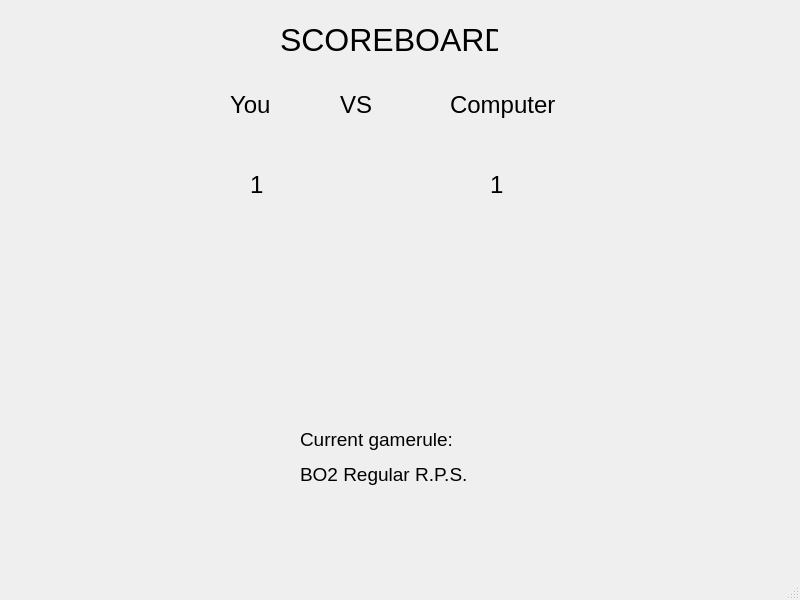
The window that UI/scoreboard_ui.ui (Scrubs-64/rps-robot) describes before a commit, drawn with Qt 5.
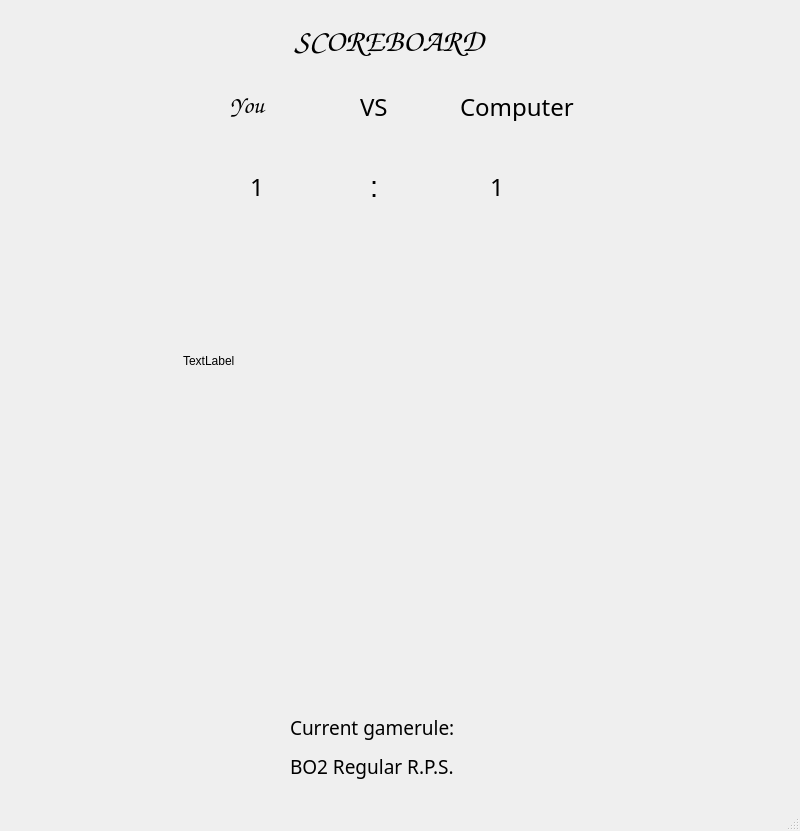
The same window after the commit. Icons and pictures are not drawn.

Commit message: Added camera feed to UI

```diff
--- a/UI/scoreboard_ui.ui
+++ b/UI/scoreboard_ui.ui
@@ -7,12 +7,15 @@
     <x>0</x>
     <y>0</y>
     <width>800</width>
-    <height>600</height>
+    <height>831</height>
    </rect>
   </property>
   <property name="windowTitle">
    <string>MainWindow</string>
   </property>
+  <property name="tabShape">
+   <enum>QTabWidget::TabShape::Rounded</enum>
+  </property>
   <widget class="QWidget" name="centralwidget">
    <widget class="QLabel" name="title">
     <property name="geometry">
@@ -24,7 +27,7 @@
      </rect>
     </property>
     <property name="text">
-     <string>&lt;html&gt;&lt;head/&gt;&lt;body&gt;&lt;p&gt;&lt;span style=&quot; font-size:24pt;&quot;&gt;SCOREBOARD&lt;/span&gt;&lt;/p&gt;&lt;/body&gt;&lt;/html&gt;</string>
+     <string>&lt;html&gt;&lt;head/&gt;&lt;body&gt;&lt;p&gt;&lt;span style=&quot; font-size:24pt; font-family:comic sans ms;&quot;&gt;SCOREBOARD&lt;/span&gt;&lt;/p&gt;&lt;/body&gt;&lt;/html&gt;</string>
     </property>
     <property name="alignment">
      <set>Qt::AlignmentFlag::AlignCenter</set>
@@ -40,33 +43,33 @@
      </rect>
     </property>
     <property name="text">
-     <string>&lt;html&gt;&lt;head/&gt;&lt;body&gt;&lt;p&gt;&lt;span style=&quot; font-size:18pt;&quot;&gt;You&lt;/span&gt;&lt;/p&gt;&lt;/body&gt;&lt;/html&gt;</string>
+     <string>&lt;html&gt;&lt;head/&gt;&lt;body&gt;&lt;p&gt;&lt;span style=&quot; font-size:18pt;font-family: comic sans ms;&quot;&gt;You&lt;/span&gt;&lt;/p&gt;&lt;/body&gt;&lt;/html&gt;</string>
     </property>
    </widget>
    <widget class="QLabel" name="you_2">
     <property name="geometry">
      <rect>
-      <x>340</x>
+      <x>360</x>
       <y>90</y>
       <width>91</width>
       <height>31</height>
      </rect>
     </property>
     <property name="text">
-     <string>&lt;html&gt;&lt;head/&gt;&lt;body&gt;&lt;p&gt;&lt;span style=&quot; font-size:18pt;&quot;&gt;VS&lt;/span&gt;&lt;/p&gt;&lt;/body&gt;&lt;/html&gt;</string>
+     <string>&lt;html&gt;&lt;head/&gt;&lt;body&gt;&lt;p&gt;&lt;span style=&quot; font-size:18pt;font-family: Pixel, sans-serif;&quot;&gt;VS&lt;/span&gt;&lt;/p&gt;&lt;/body&gt;&lt;/html&gt;</string>
     </property>
    </widget>
    <widget class="QLabel" name="you_3">
     <property name="geometry">
      <rect>
-      <x>450</x>
+      <x>460</x>
       <y>90</y>
       <width>116</width>
       <height>31</height>
      </rect>
     </property>
     <property name="text">
-     <string>&lt;html&gt;&lt;head/&gt;&lt;body&gt;&lt;p&gt;&lt;span style=&quot; font-size:18pt;&quot;&gt;Computer&lt;/span&gt;&lt;/p&gt;&lt;/body&gt;&lt;/html&gt;</string>
+     <string>&lt;html&gt;&lt;head/&gt;&lt;body&gt;&lt;p&gt;&lt;span style=&quot; font-size:18pt;font-family:Share Tech Mono;&quot;&gt;Computer&lt;/span&gt;&lt;/p&gt;&lt;/body&gt;&lt;/html&gt;</string>
     </property>
    </widget>
    <widget class="QLabel" name="playerScore">
@@ -79,7 +82,7 @@
      </rect>
     </property>
     <property name="text">
-     <string>&lt;html&gt;&lt;head/&gt;&lt;body&gt;&lt;p&gt;&lt;span style=&quot; font-size:18pt;&quot;&gt;1&lt;/span&gt;&lt;/p&gt;&lt;/body&gt;&lt;/html&gt;</string>
+     <string>&lt;html&gt;&lt;head/&gt;&lt;body&gt;&lt;p&gt;&lt;span style=&quot; font-size:18pt;font-family: Pixel, sans-serif;&quot;&gt;1&lt;/span&gt;&lt;/p&gt;&lt;/body&gt;&lt;/html&gt;</string>
     </property>
    </widget>
    <widget class="QLabel" name="computerScore">
@@ -92,27 +95,27 @@
      </rect>
     </property>
     <property name="text">
-     <string>&lt;html&gt;&lt;head/&gt;&lt;body&gt;&lt;p&gt;&lt;span style=&quot; font-size:18pt;&quot;&gt;1&lt;/span&gt;&lt;/p&gt;&lt;/body&gt;&lt;/html&gt;</string>
+     <string>&lt;html&gt;&lt;head/&gt;&lt;body&gt;&lt;p&gt;&lt;span style=&quot; font-size:18pt;font-family: Pixel, sans-serif;&quot;&gt;1&lt;/span&gt;&lt;/p&gt;&lt;/body&gt;&lt;/html&gt;</string>
     </property>
    </widget>
    <widget class="QLabel" name="gameRule">
     <property name="geometry">
      <rect>
-      <x>300</x>
-      <y>420</y>
+      <x>290</x>
+      <y>710</y>
       <width>208</width>
       <height>74</height>
      </rect>
     </property>
     <property name="text">
-     <string>&lt;html&gt;&lt;head/&gt;&lt;body&gt;&lt;p&gt;&lt;span style=&quot; font-size:14pt;&quot;&gt;Current gamerule:&lt;/span&gt;&lt;/p&gt;&lt;p&gt;&lt;span style=&quot; font-size:14pt;&quot;&gt;BO2 Regular R.P.S.&lt;/span&gt;&lt;/p&gt;&lt;/body&gt;&lt;/html&gt;</string>
+     <string>&lt;html&gt;&lt;head/&gt;&lt;body&gt;&lt;p&gt;&lt;span style=&quot; font-size:14pt;font-family: Pixel, sans-serif;&quot;&gt;Current gamerule:&lt;/span&gt;&lt;/p&gt;&lt;p&gt;&lt;span style=&quot; font-size:14pt;font-family: Pixel, sans-serif;&quot;&gt;BO2 Regular R.P.S.&lt;/span&gt;&lt;/p&gt;&lt;/body&gt;&lt;/html&gt;</string>
     </property>
    </widget>
    <widget class="QLabel" name="rock">
     <property name="geometry">
      <rect>
-      <x>40</x>
-      <y>240</y>
+      <x>30</x>
+      <y>530</y>
       <width>181</width>
       <height>151</height>
      </rect>
@@ -127,8 +130,8 @@
    <widget class="QLabel" name="paper">
     <property name="geometry">
      <rect>
-      <x>230</x>
-      <y>220</y>
+      <x>220</x>
+      <y>510</y>
       <width>301</width>
       <height>181</height>
      </rect>
@@ -143,8 +146,8 @@
    <widget class="QLabel" name="scissor">
     <property name="geometry">
      <rect>
-      <x>530</x>
-      <y>220</y>
+      <x>520</x>
+      <y>510</y>
       <width>301</width>
       <height>181</height>
      </rect>
@@ -156,6 +159,32 @@
      <pixmap>scissor.jpg</pixmap>
     </property>
    </widget>
+   <widget class="QLabel" name="you_4">
+    <property name="geometry">
+     <rect>
+      <x>370</x>
+      <y>170</y>
+      <width>11</width>
+      <height>35</height>
+     </rect>
+    </property>
+    <property name="text">
+     <string>&lt;html&gt;&lt;head/&gt;&lt;body&gt;&lt;p&gt;&lt;span style=&quot; font-family:'Pixel','sans-serif'; font-size:22pt;&quot;&gt;:&lt;/span&gt;&lt;/p&gt;&lt;/body&gt;&lt;/html&gt;</string>
+    </property>
+   </widget>
+   <widget class="QLabel" name="cameraFeed">
+    <property name="geometry">
+     <rect>
+      <x>183</x>
+      <y>225</y>
+      <width>411</width>
+      <height>271</height>
+     </rect>
+    </property>
+    <property name="text">
+     <string>TextLabel</string>
+    </property>
+   </widget>
   </widget>
   <widget class="QMenuBar" name="menubar">
    <property name="geometry">
```
The commit also changes 1 other file.
